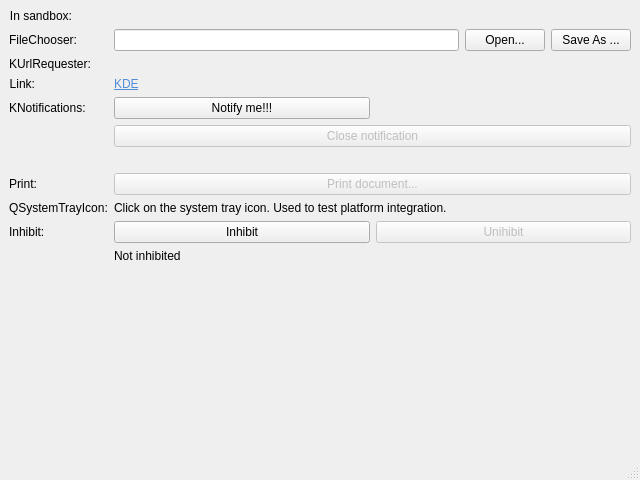
The window that src/portaltest.ui (KDE/xdg-portal-test-kde) describes before a commit, drawn with Qt 5.
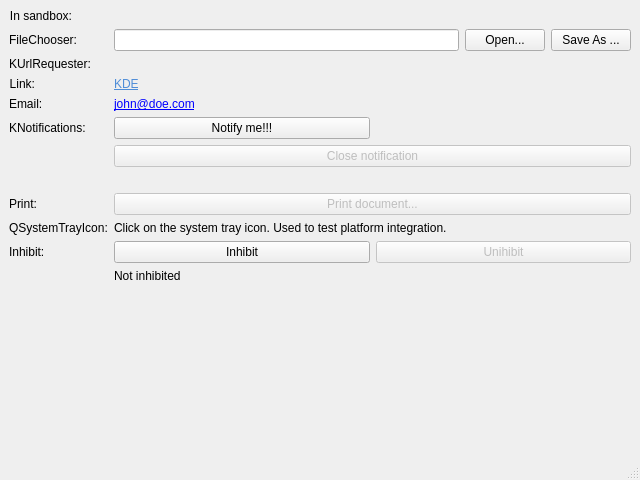
The same window after the commit. Custom widgets are drawn as their Qt base class.

Commit message: Add test for email portal

Diff of the .ui file:
```diff
--- a/src/portaltest.ui
+++ b/src/portaltest.ui
@@ -106,14 +106,14 @@
       </property>
      </widget>
     </item>
-    <item row="4" column="0">
+    <item row="5" column="0">
      <widget class="QLabel" name="label_6">
       <property name="text">
        <string>KNotifications:</string>
       </property>
      </widget>
     </item>
-    <item row="4" column="1">
+    <item row="5" column="1">
      <layout class="QHBoxLayout" name="horizontalLayout_2">
       <item>
        <widget class="QPushButton" name="notifyButton">
@@ -131,7 +131,7 @@
       </item>
      </layout>
     </item>
-    <item row="5" column="1">
+    <item row="6" column="1">
      <widget class="QPushButton" name="notifyCloseButton">
       <property name="enabled">
        <bool>false</bool>
@@ -141,21 +141,21 @@
       </property>
      </widget>
     </item>
-    <item row="6" column="1">
+    <item row="7" column="1">
      <widget class="QLabel" name="printWarning">
       <property name="text">
        <string/>
       </property>
      </widget>
     </item>
-    <item row="7" column="0">
+    <item row="8" column="0">
      <widget class="QLabel" name="label_7">
       <property name="text">
        <string>Print:</string>
       </property>
      </widget>
     </item>
-    <item row="7" column="1">
+    <item row="8" column="1">
      <widget class="QPushButton" name="printButton">
       <property name="enabled">
        <bool>false</bool>
@@ -165,28 +165,28 @@
       </property>
      </widget>
     </item>
-    <item row="8" column="0">
+    <item row="9" column="0">
      <widget class="QLabel" name="label_8">
       <property name="text">
        <string>QSystemTrayIcon:</string>
       </property>
      </widget>
     </item>
-    <item row="8" column="1">
+    <item row="9" column="1">
      <widget class="QLabel" name="systrayLabel">
       <property name="text">
        <string>Click on the system tray icon. Used to test platform integration.</string>
       </property>
      </widget>
     </item>
-    <item row="9" column="0">
+    <item row="10" column="0">
      <widget class="QLabel" name="label_9">
       <property name="text">
        <string>Inhibit:</string>
       </property>
      </widget>
     </item>
-    <item row="9" column="1">
+    <item row="10" column="1">
      <layout class="QHBoxLayout" name="horizontalLayout_3">
       <item>
        <widget class="QPushButton" name="inhibit">
@@ -207,7 +207,7 @@
       </item>
      </layout>
     </item>
-    <item row="11" column="0" colspan="2">
+    <item row="12" column="0" colspan="2">
      <spacer name="verticalSpacer">
       <property name="orientation">
        <enum>Qt::Vertical</enum>
@@ -220,13 +220,33 @@
       </property>
      </spacer>
     </item>
-    <item row="10" column="1">
+    <item row="11" column="1">
      <widget class="QLabel" name="inhibitLabel">
       <property name="text">
        <string>Not inhibited</string>
       </property>
      </widget>
     </item>
+    <item row="4" column="0">
+     <widget class="QLabel" name="label_10">
+      <property name="text">
+       <string>Email:</string>
+      </property>
+     </widget>
+    </item>
+    <item row="4" column="1">
+     <widget class="QLabel" name="label_11">
+      <property name="text">
+       <string>&lt;a href=&quot;mailto:john@doe.com?subject=Hello&amp;body=Message&quot;&gt;john@doe.com&lt;/a&gt;</string>
+      </property>
+      <property name="textFormat">
+       <enum>Qt::RichText</enum>
+      </property>
+      <property name="openExternalLinks">
+       <bool>true</bool>
+      </property>
+     </widget>
+    </item>
    </layout>
    <zorder>label</zorder>
    <zorder>sandboxLabel</zorder>
```
Left out of the diff: 3 changed lines with no effect on the pictures.
